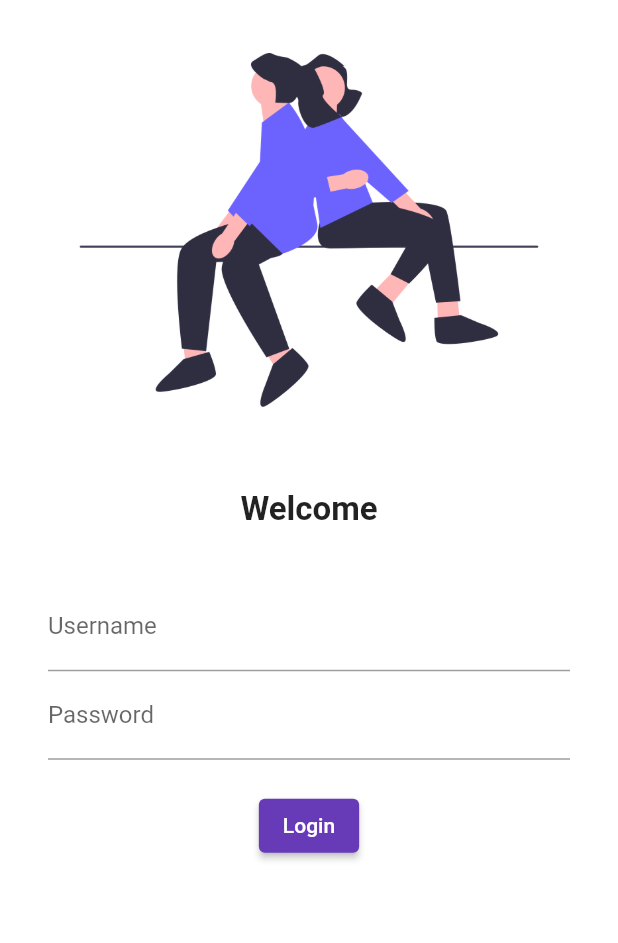
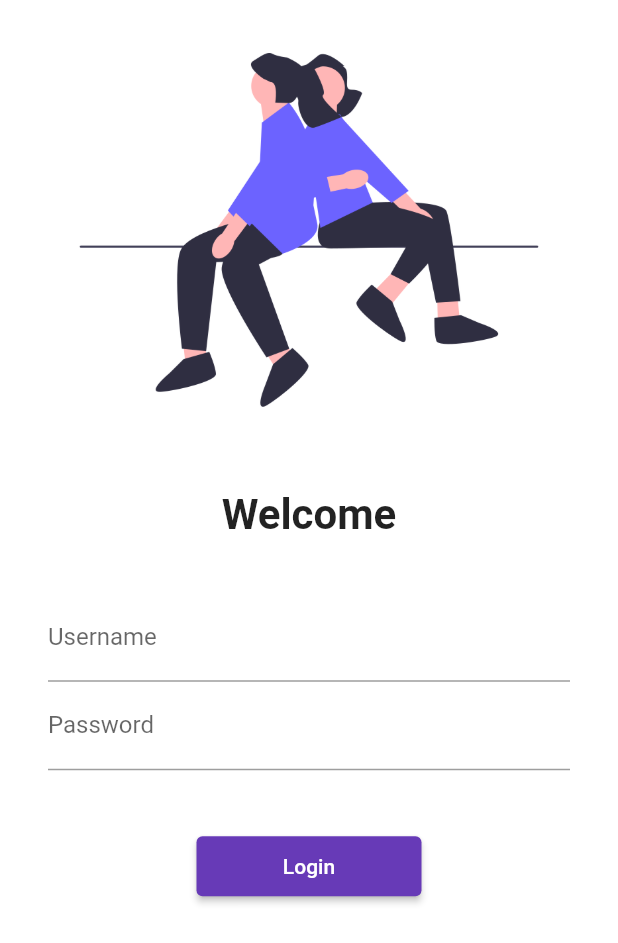
Before and after one commit to ammarabid29/FlutterIn30Days, a Flutter app: the screen it shows after launch, on a phone screen of 412 x 824 dp. Shown: the top 943 px of the screen. Run offline on Flutter 3.47's test engine with Material 2 defaults, Android fonts, the phone set to English and light mode, and no system bars; our stand-ins replace google_fonts.

Commit message:
day 5 completed

```diff
--- a/lib/main.dart
+++ b/lib/main.dart
@@ -1,5 +1,6 @@
 import 'package:flutter/material.dart';
 import 'package:flutter_catalog/pages/login_page.dart';
+import 'package:flutter_catalog/utils/routes.dart';
 
 import 'package:google_fonts/google_fonts.dart';
 import 'pages/home_page.dart';
@@ -23,11 +24,10 @@ class MyApp extends StatelessWidget {
         brightness: Brightness.dark,
         fontFamily: GoogleFonts.lato().fontFamily,
       ),
-      initialRoute: "/login",
+      initialRoute: MyRoutes.loginPage,
       routes: {
-        '/': (context) => const LoginPage(),
-        '/home': (context) => const HomePage(),
-        '/login': (context) => const LoginPage(),
+        MyRoutes.homePage: (context) => const HomePage(),
+        MyRoutes.loginPage: (context) => const LoginPage(),
       },
     );
   }
--- a/lib/pages/login_page.dart
+++ b/lib/pages/login_page.dart
@@ -1,4 +1,5 @@
 import 'package:flutter/material.dart';
+import 'package:flutter_catalog/utils/routes.dart';
 
 class LoginPage extends StatelessWidget {
   const LoginPage({super.key});
@@ -7,6 +8,7 @@ class LoginPage extends StatelessWidget {
   Widget build(BuildContext context) {
     return Material(
       color: Colors.white,
+      child: SingleChildScrollView(
         child: Column(
           children: [
             Image.asset(
@@ -20,7 +22,7 @@ class LoginPage extends StatelessWidget {
               'Welcome',
               style: TextStyle(
                 fontWeight: FontWeight.bold,
-              fontSize: 22,
+                fontSize: 28,
               ),
             ),
             const SizedBox(
@@ -47,19 +49,22 @@ class LoginPage extends StatelessWidget {
                     ),
                   ),
                   const SizedBox(
-                  height: 20,
+                    height: 40,
                   ),
                   ElevatedButton(
-                    onPressed: () {},
+                      onPressed: () {
+                        Navigator.pushNamed(context, MyRoutes.homePage);
+                      },
                       style: ElevatedButton.styleFrom(
                           foregroundColor: Colors.white,
-                    ),
+                          minimumSize: const Size(150, 40)),
                       child: const Text("Login"))
                 ],
               ),
             ),
           ],
         ),
+      ),
     );
   }
 }
--- /dev/null
+++ b/lib/utils/routes.dart
@@ -0,0 +1,4 @@
+class MyRoutes {
+  static String homePage = "/home";
+  static String loginPage = "/login";
+}
```
Lines whose indentation alone changed are shown as unchanged.
